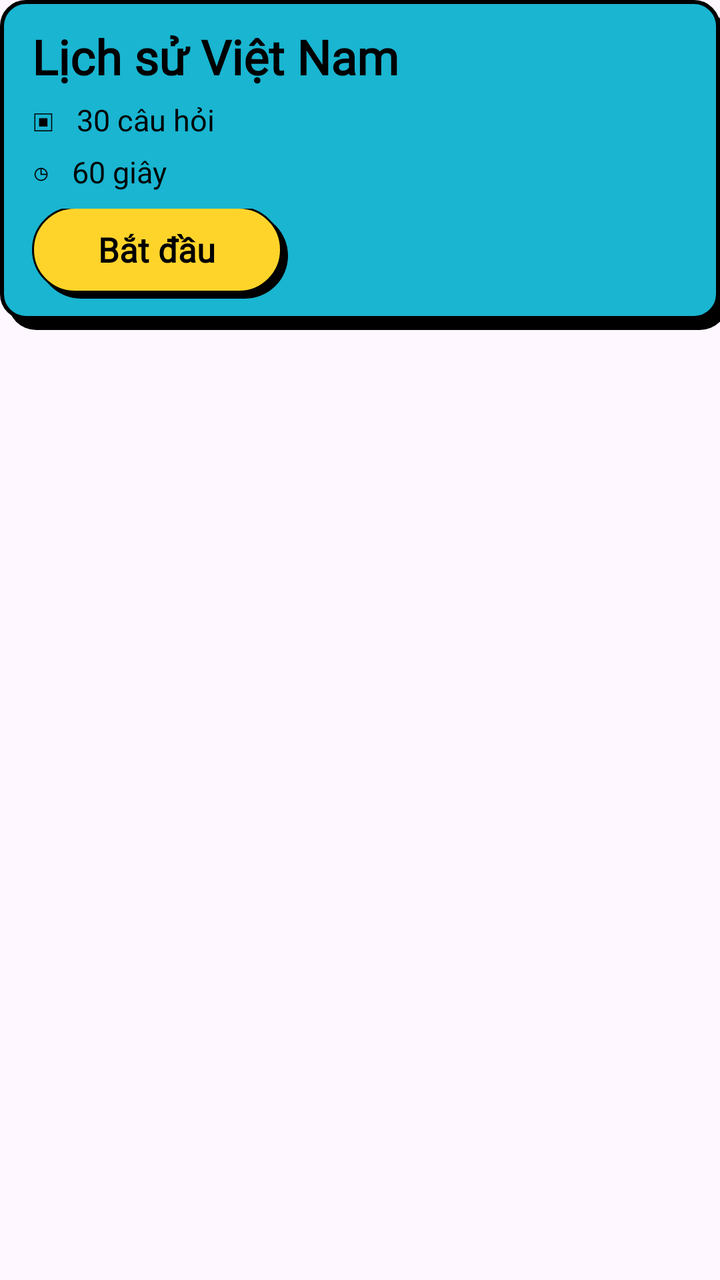
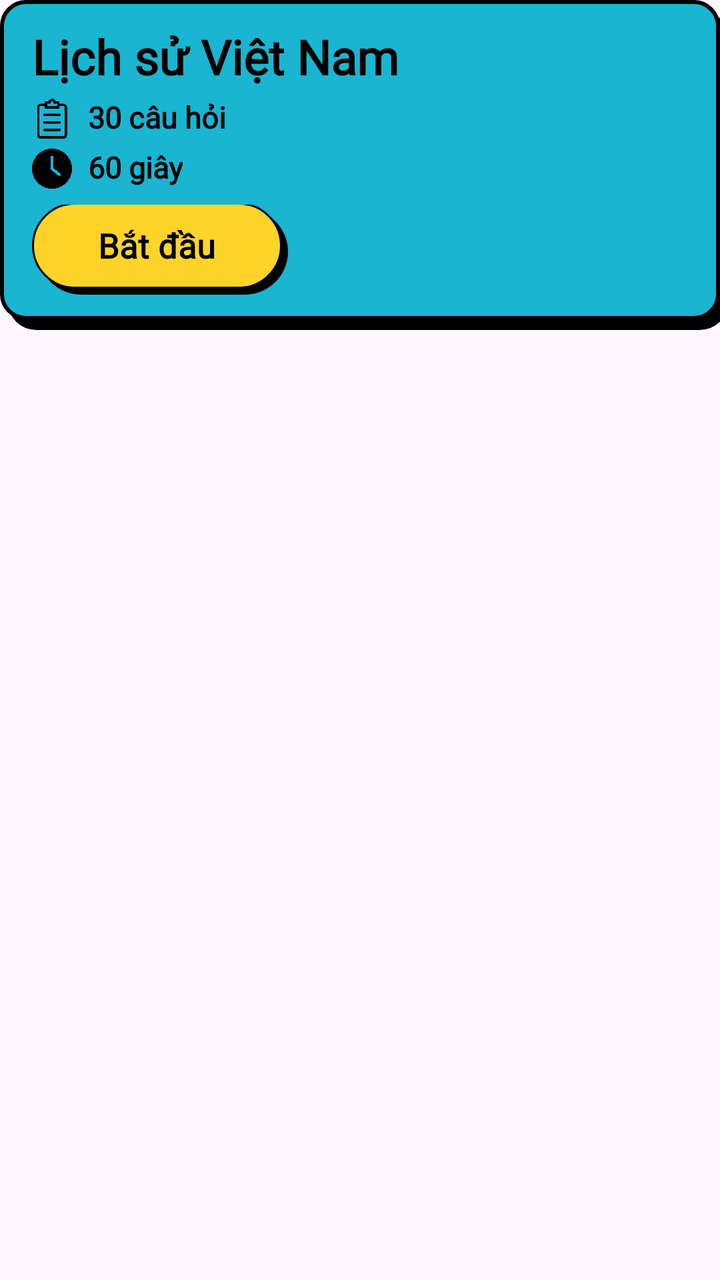

Screens rendered from an Android XML layout before and after an edit, with the pre-edit source and the edit as a unified diff.
<!-- AndroidManifest.xml: application theme Theme.Sieve_of_Wisdom -->
<!-- res/layout/item_quiz_package.xml -->
<?xml version="1.0" encoding="utf-8"?>
<FrameLayout
    xmlns:android="http://schemas.android.com/apk/res/android"

    android:id="@+id/quiz_package_root"
    android:layout_width="match_parent"
    android:layout_height="165dp"
    android:layout_marginBottom="15dp"

    android:clipChildren="false"
    android:clipToPadding="false">


    
    
    

    <View
        android:id="@+id/quiz_package_shadow"
        android:layout_width="match_parent"
        android:layout_height="160dp"

        android:translationX="4dp"
        android:translationY="5dp"

        android:background="@drawable/bg_quiz_package_shadow" />


    
    
    

    <LinearLayout
        android:id="@+id/quiz_package_card"
        android:layout_width="match_parent"
        android:layout_height="160dp"

        android:background="@drawable/bg_quiz_package"

        android:orientation="vertical"
        android:paddingStart="16dp"
        android:paddingTop="12dp"
        android:paddingEnd="16dp"

        android:paddingBottom="10dp">


        

        <TextView
            android:id="@+id/tv_package_title"
            android:layout_width="match_parent"
            android:layout_height="wrap_content"

            android:fontFamily="@font/roboto"
            android:text="Lịch sử Việt Nam"
            android:textColor="@color/black"
            android:textSize="24sp"
            android:textStyle="bold" />


        

        <TextView
            android:id="@+id/tv_package_questions"
            android:layout_width="match_parent"
            android:layout_height="wrap_content"

            android:layout_marginTop="5dp"

            android:fontFamily="@font/roboto"
            android:text="▣   30 câu hỏi"
            android:textColor="@color/black"
            android:textSize="15sp" />


        

        <TextView
            android:id="@+id/tv_package_time"
            android:layout_width="match_parent"
            android:layout_height="wrap_content"

            android:layout_marginTop="5dp"

            android:fontFamily="@font/roboto"
            android:text="◷   60 giây"
            android:textColor="@color/black"
            android:textSize="15sp" />


        

        <LinearLayout
            android:id="@+id/package_bottom_row"
            android:layout_width="match_parent"
            android:layout_height="45dp"

            android:layout_marginTop="8dp"

            android:gravity="center_vertical"
            android:orientation="horizontal">


            

            <FrameLayout
                android:id="@+id/package_start_button"
                android:layout_width="128dp"
                android:layout_height="47dp"

                android:clipChildren="false"
                android:clipToPadding="false">


                

                <View
                    android:id="@+id/package_start_button_shadow"
                    android:layout_width="125dp"
                    android:layout_height="43dp"

                    android:background="@drawable/bg_neo_shadow_button"
                    android:translationX="3dp"
                    android:translationY="3dp" />

                

                <TextView
                    android:id="@+id/btn_package_start"
                    android:layout_width="125dp"
                    android:layout_height="43dp"

                    android:background="@drawable/bg_neo_button"

                    android:clickable="true"
                    android:focusable="true"

                    android:fontFamily="@font/roboto"
                    android:gravity="center"
                    android:text="Bắt đầu"
                    android:textColor="@color/black"

                    android:textSize="17sp"
                    android:textStyle="bold" />

            </FrameLayout>

        </LinearLayout>

    </LinearLayout>

</FrameLayout>
<!-- resources referenced by this layout -->
<resources>
  <color name="black">#000000</color>
  <!-- drawable bg_neo_button (drawable) -->
  <?xml version="1.0" encoding="utf-8"?>
  <shape xmlns:android="http://schemas.android.com/apk/res/android"
      android:shape="rectangle">
  
      <solid android:color="@color/primary_yellow" />
  
      <stroke
          android:width="1dp"
          android:color="@color/black" />
  
      <corners android:radius="24dp" />
  
  </shape>
  <!-- drawable bg_neo_shadow_button (drawable) -->
  <?xml version="1.0" encoding="utf-8"?>
  <shape xmlns:android="http://schemas.android.com/apk/res/android"
      android:shape="rectangle">
  
      <solid android:color="@color/black" />
  
      <corners android:radius="24dp" />
  
  </shape>
  <!-- drawable bg_quiz_package (drawable) -->
  <?xml version="1.0" encoding="utf-8"?>
  <shape xmlns:android="http://schemas.android.com/apk/res/android"
      android:shape="rectangle">
  
      <solid android:color="@color/quiz_blue" />
  
      <stroke
          android:width="2dp"
          android:color="@color/black" />
  
      <corners android:radius="12dp" />
  
  </shape>
  <!-- drawable bg_quiz_package_shadow (drawable) -->
  <?xml version="1.0" encoding="utf-8"?>
  <shape xmlns:android="http://schemas.android.com/apk/res/android">
      <solid android:color="@color/black" />
  
      <corners android:radius="14dp" />
  </shape>
  <style name="Theme.Sieve_of_Wisdom" parent="Base.Theme.Sieve_of_Wisdom" />
  <color name="primary_yellow">#FFD42A</color>
  <color name="quiz_blue">#19B5D1</color>
  <style name="Base.Theme.Sieve_of_Wisdom" parent="Theme.Material3.DayNight.NoActionBar">
          
          
      </style>
</resources>

<!-- the commit's change to res/layout/item_quiz_package.xml (unified diff, before → after) -->
@@ -58,35 +58,70 @@
             android:textSize="24sp"
             android:textStyle="bold" />
 
-
         
 
-        <TextView
-            android:id="@+id/tv_package_questions"
-            android:layout_width="match_parent"
+        <LinearLayout
+            android:id="@+id/questionInfo"
+            android:layout_width="wrap_content"
             android:layout_height="wrap_content"
+            android:layout_marginTop="5dp"
+            android:orientation="horizontal"
+            android:gravity="center_vertical">
 
-            android:layout_marginTop="5dp"
+            <ImageView
+                android:layout_width="20dp"
+                android:layout_height="20dp"
+                android:src="@drawable/ic_chat"
+                android:scaleType="fitCenter"
+                android:contentDescription="Số câu hỏi" />
 
-            android:fontFamily="@font/roboto"
-            android:text="▣   30 câu hỏi"
-            android:textColor="@color/black"
-            android:textSize="15sp" />
+            <TextView
+                android:id="@+id/tv_package_questions"
+                android:layout_width="wrap_content"
+                android:layout_height="wrap_content"
+                android:layout_marginStart="8dp"
+                android:fontFamily="@font/roboto"
+                android:text="30 câu hỏi"
+                android:textColor="@color/black"
+                android:textSize="15sp"
+                android:textStyle="bold"
+                android:includeFontPadding="false" />
+
+        </LinearLayout>
 
 
         
 
-        <TextView
-            android:id="@+id/tv_package_time"
-            android:layout_width="match_parent"
+        <LinearLayout
+            android:id="@+id/durationInfo"
+            android:layout_width="wrap_content"
             android:layout_height="wrap_content"
+            android:layout_marginTop="5dp"
+            android:orientation="horizontal"
+            android:gravity="center_vertical">
 
-            android:layout_marginTop="5dp"
+            <ImageView
+                android:layout_width="20dp"
+                android:layout_height="20dp"
+                android:src="@drawable/ic_clock"
+                android:scaleType="fitCenter"
+                android:contentDescription="Thời gian" />
 
-            android:fontFamily="@font/roboto"
-            android:text="◷   60 giây"
-            android:textColor="@color/black"
-            android:textSize="15sp" />
+            <TextView
+                android:id="@+id/tv_package_time"
+                android:layout_width="wrap_content"
+                android:layout_height="wrap_content"
+                android:layout_marginStart="8dp"
+                android:fontFamily="@font/roboto"
+                android:text="60 giây"
+                android:textColor="@color/black"
+                android:textSize="15sp"
+                android:textStyle="bold"
+                android:includeFontPadding="false" />
+
+        </LinearLayout>
+
+
 
 
         
<!-- resource entries referenced after the edit -->
@@ -46,6 +46,8 @@
   
       <corners android:radius="14dp" />
   </shape>
+  <!-- drawable ic_chat: png bitmap (drawable, 8731 bytes) -->
+  <!-- drawable ic_clock: png bitmap (drawable, 11568 bytes) -->
   <style name="Theme.Sieve_of_Wisdom" parent="Base.Theme.Sieve_of_Wisdom" />
   <color name="primary_yellow">#FFD42A</color>
   <color name="quiz_blue">#19B5D1</color>
